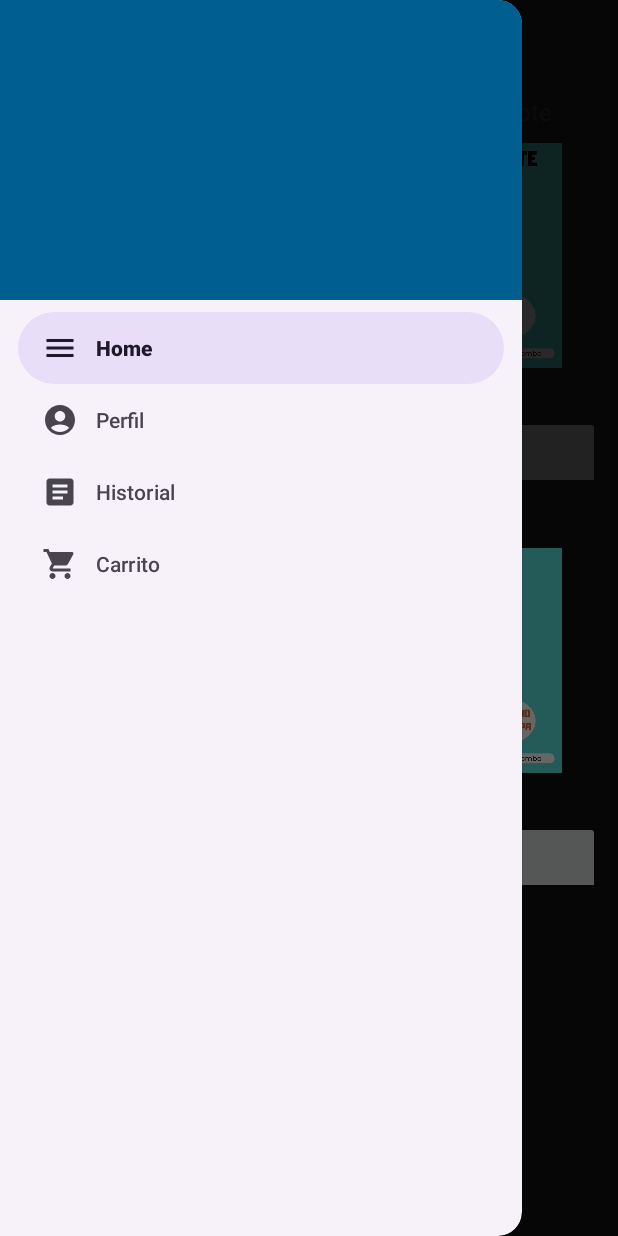
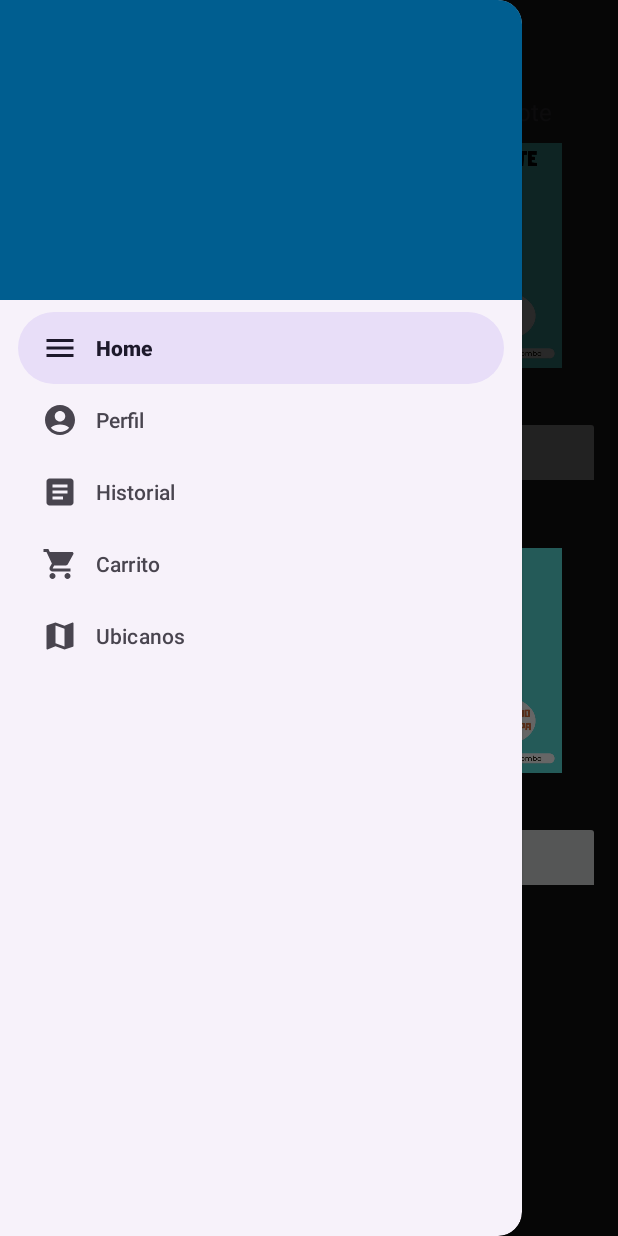
Before and after one commit to AlexaderW/ProyectoApp, an Android app: the Menu screen opened directly, with no data from a screen before it, with the side drawer open, on a phone screen of 412 x 824 dp. Run offline under Robolectric (Android 15) with nearby library versions, the phone set to English and light mode, and no system bars.

Commit message:
se borro mi boton ya lo puse denuevo

```diff
--- a/chacomboApp/app/src/main/java/com/chacombo/chacomboapp/Menu.java
+++ b/chacomboApp/app/src/main/java/com/chacombo/chacomboapp/Menu.java
@@ -96,6 +96,11 @@ public class Menu extends AppCompatActivity implements NavigationView.OnNavigati
         Intent intent = new Intent(Menu.this, Carrito.class);
         startActivity(intent);
     }
+
+    if (id==R.id.nav_ubicanos){
+            Intent intent = new Intent(Menu.this, Ubicanos_mapa.class);
+            startActivity(intent);
+        }
         return true;
 
     }
--- a/chacomboApp/app/src/main/res/menu/main_menu.xml
+++ b/chacomboApp/app/src/main/res/menu/main_menu.xml
@@ -28,6 +28,12 @@
             android:title="Carrito"
             android:icon="@drawable/icono_carrito" />
 
+        <item
+
+            android:id="@+id/nav_ubicanos"
+            android:title="Ubicanos"
+            android:icon="@drawable/icono_mapa" />
+
     </group>
 
 </menu>
```
